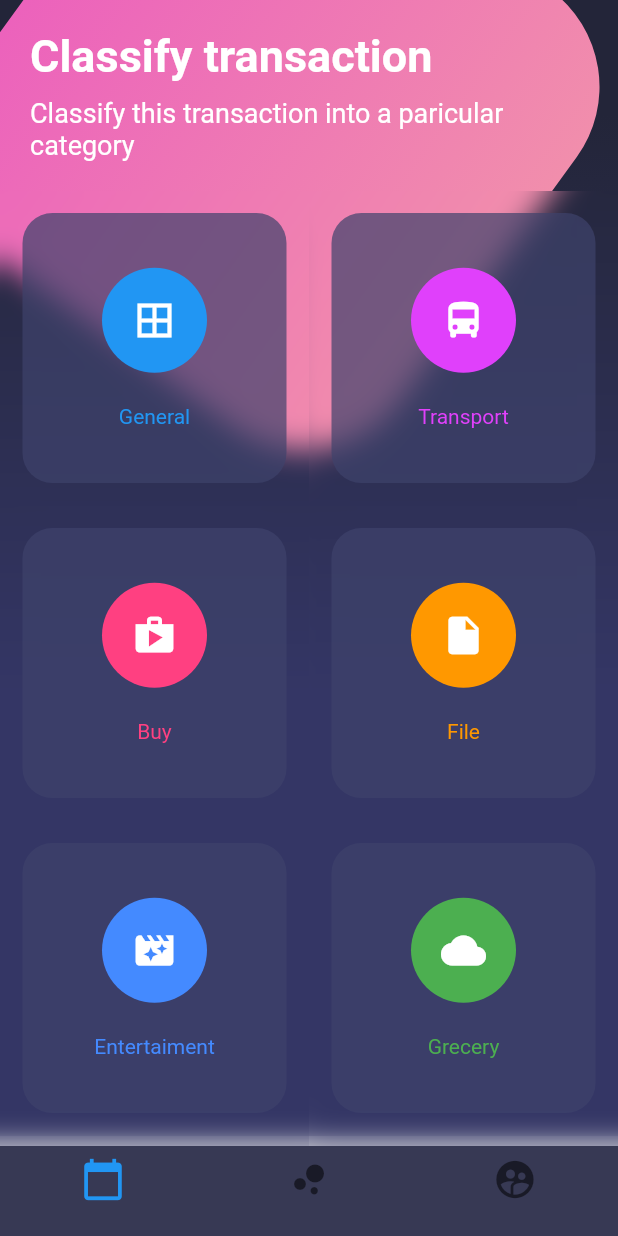
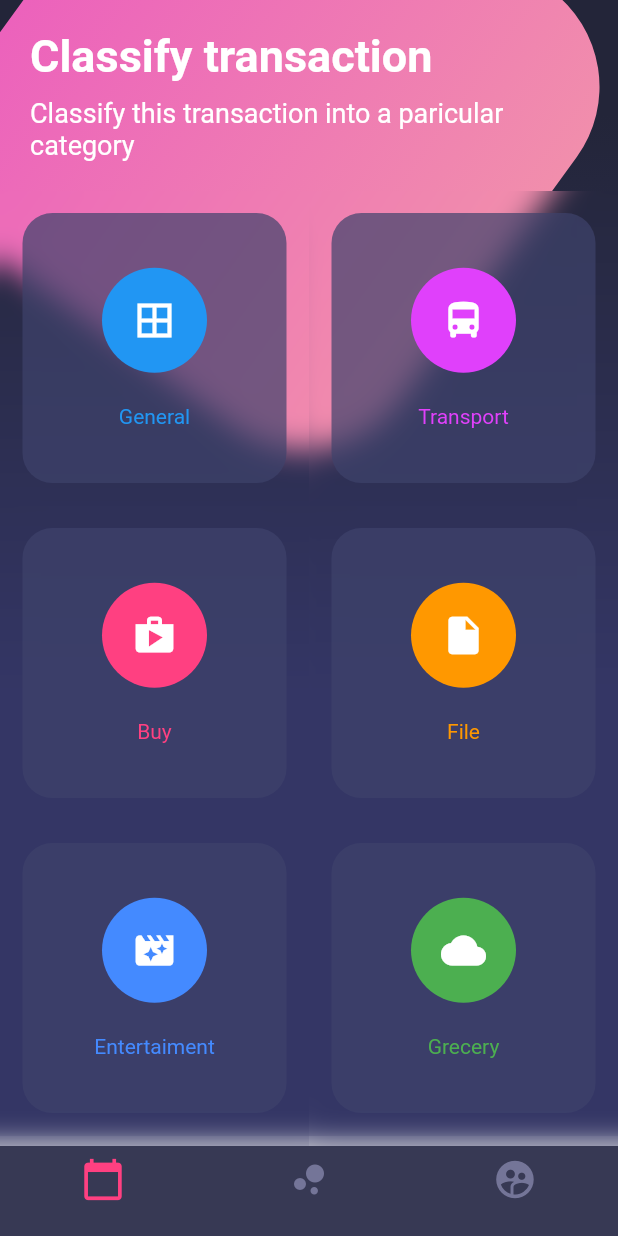
Before and after one commit to YuricsaMay/dise-os_en_flutter, a Flutter app: the screen it shows after launch, on a phone screen of 412 x 824 dp. Run offline on Flutter 3.47's test engine with Material 2 defaults, Android fonts, the phone set to English and light mode, and no system bars.

Commit message:
bluir y argumentos

```diff
--- a/lib/src/pages/botones_page.dart
+++ b/lib/src/pages/botones_page.dart
@@ -88,9 +88,10 @@ Widget _bottomNavigationBar(BuildContext context){
 return Theme(
   data:Theme.of(context).copyWith(
     canvasColor: Color.fromRGBO( 55, 57, 84, 1.0),
-    primaryColor:Colors.pinkAccent,
+    primaryColor: Colors.pinkAccent,
     textTheme:Theme.of(context).textTheme.
     copyWith(caption:TextStyle(color:Color.fromRGBO(116, 117, 152, 1.0))),
+   unselectedWidgetColor: Color.fromRGBO(116, 117, 152, 1.0)
   ),
   child:BottomNavigationBar(
 
@@ -108,6 +109,7 @@ return Theme(
     label: '',
   ),
     ],
+    selectedItemColor: Colors.pinkAccent,
   ),
      );
 
```
